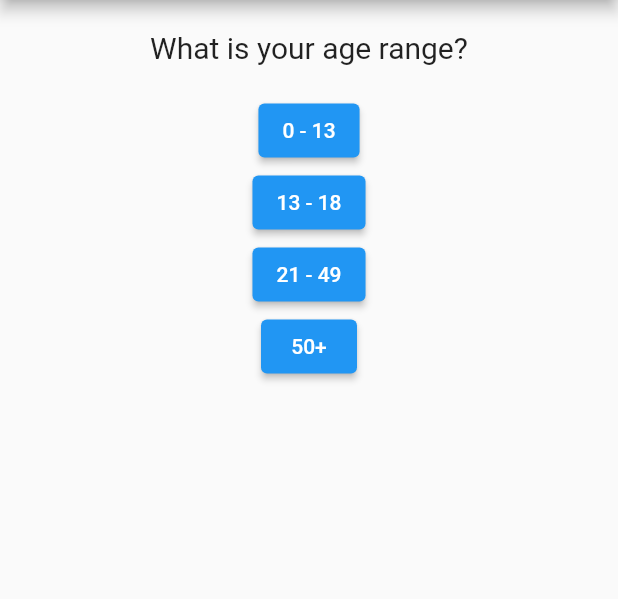
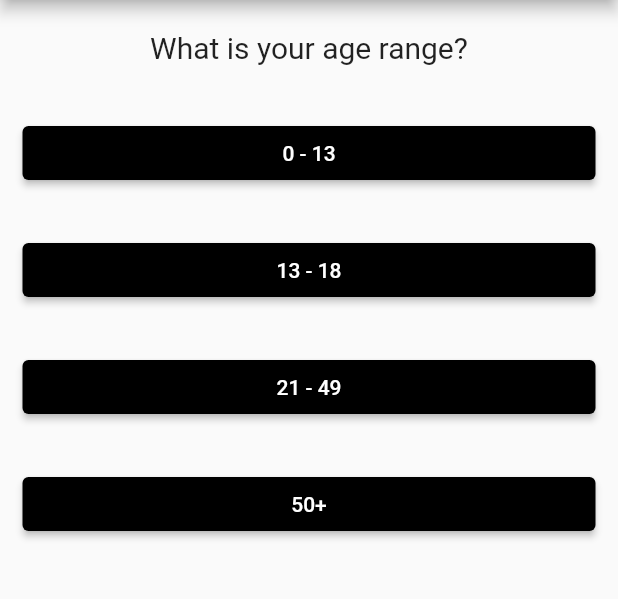
Before and after one commit to edewindt/TestApp, a Flutter app: the screen it shows after launch, on a phone screen of 412 x 824 dp, the part 84-683 px from its top. Run offline on Flutter 3.47's test engine with Material 2 defaults, Android fonts, the phone set to English and light mode, and no system bars.

Commit message:
styled buttons further

```diff
--- a/lib/answer.dart
+++ b/lib/answer.dart
@@ -8,7 +8,10 @@ class Answer extends StatelessWidget {
   @override
   Widget build(BuildContext context) {
     return Container(
+      width: double.infinity,
+      margin: EdgeInsets.all(15),
       child: ElevatedButton(
+        style: ElevatedButton.styleFrom(backgroundColor: Colors.black),
         onPressed: (() => handle()),
         child: Text(answer),
       ),
```
